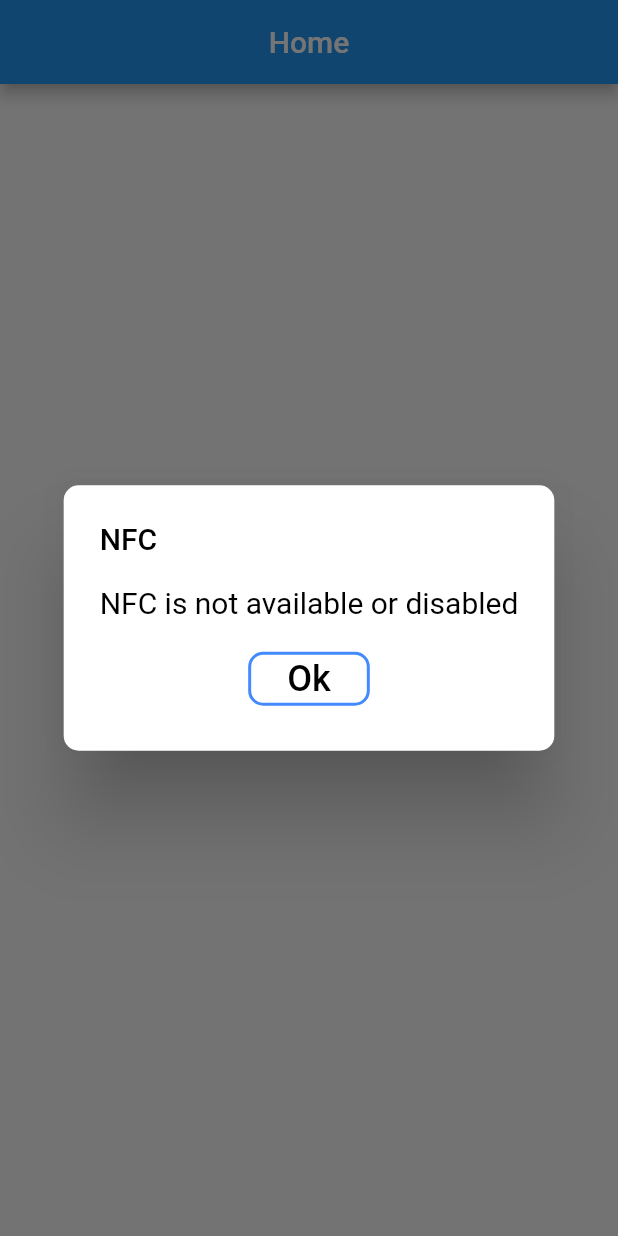
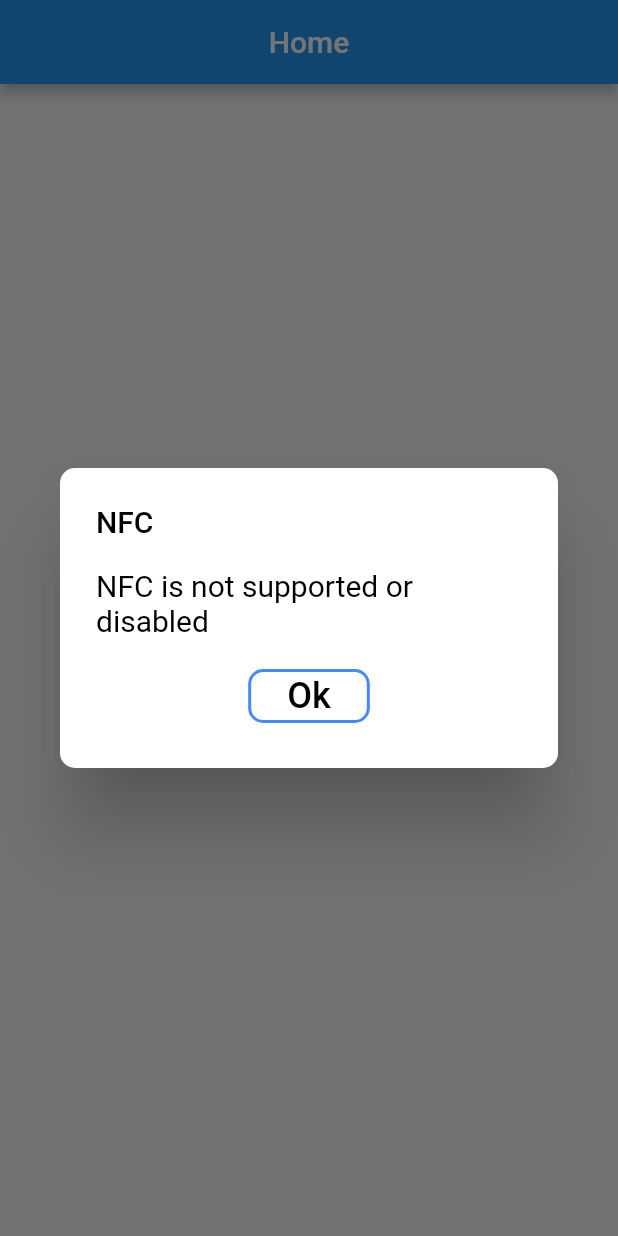
Before and after one commit to starfoxcom/NFC-Flutter, a Flutter app: the screen it shows after launch, after a tap on "Read NFC Tag", on a phone screen of 412 x 824 dp. Run offline on Flutter 3.47's test engine with Material 2 defaults, Android fonts, the phone set to English and light mode, and no system bars; our stand-ins replace auto_route, font_awesome_flutter; missing offline and left inert: flutter_nfc_kit.

Commit message:
Change from nfc_manager to flutter_nfc_kit pkg for better tag handling

```diff
--- a/nfc_flutter/lib/Utils/nfc_functions.dart
+++ b/nfc_flutter/lib/Utils/nfc_functions.dart
@@ -1,12 +1,15 @@
+import 'dart:async';
+
 import 'package:flutter/material.dart';
+import 'package:flutter_nfc_kit/flutter_nfc_kit.dart';
 import 'package:nfc_flutter/widgets/alertDialogComponent.dart';
-import 'package:nfc_manager/nfc_manager.dart';
 
-Future<bool> readNFC(BuildContext context) async {
+FutureOr readNFC(BuildContext context) async {
   // Check availability
-  bool isAvailable = await NfcManager.instance.isAvailable();
+  var isAvailable = await FlutterNfcKit.nfcAvailability;
+
   // On NFC functionality available or active
-  if (isAvailable) {
+  if (isAvailable == NFCAvailability.available) {
     // Pop in awaiting for NFC tag dialog
     showDialog(
         context: context,
@@ -20,28 +23,20 @@ Future<bool> readNFC(BuildContext context) async {
               descriptionText: 'Awaiting for NFC Tag',
               okButtonText: 'Cancel',
               onCancelCallback: () => null,
-              onOkCallback: () {
-                NfcManager.instance.stopSession();
+              onOkCallback: () async {
+                await FlutterNfcKit.finish();
                 Navigator.of(context).pop(true);
               },
             ));
+    try {
+      var tag = await FlutterNfcKit.poll();
+
       // Start Session
-    NfcManager.instance.startSession(
-      onDiscovered: (tag) async {
-        // Do something with an NfcTag instance.
-        Ndef? ndef = Ndef.from(tag);
-        String hexTag = '';
-        for (int item in ndef?.additionalData.values.first) {
-          hexTag += item.toRadixString(16).padLeft(2, '0').toUpperCase();
-        }
-        print(hexTag);
-        print(ndef?.cachedMessage);
-        if (ndef == null) {
-          print('Tag is not compatible with NDEF');
-          // Stop Session
-          NfcManager.instance.stopSession();
-          return;
-        }
+      // Pop out awaiting dialog and pop in found tag dialog
+      Navigator.of(context).pop(true);
+      await FlutterNfcKit.finish();
+      return tag;
+    } catch (e) {
       // Pop out awaiting dialog and pop in found tag dialog
       Navigator.of(context).pop(true);
       showDialog(
@@ -53,18 +48,15 @@ Future<bool> readNFC(BuildContext context) async {
                 okButtonBorderRadius: 10,
                 borderColor: Colors.transparent,
                 titleText: 'NFC',
-                  descriptionText: 'NFC Tag found',
+                descriptionText: 'NFC Tag not found (timeout)',
                 okButtonText: 'Ok',
                 onCancelCallback: () => null,
                 onOkCallback: () {
                   Navigator.of(context).pop(true);
                 },
               ));
-        // Stop Session
-        NfcManager.instance.stopSession();
-        return;
-      },
-    );
+      return null;
+    }
   } else {
     // Pop in NFC disabled dialog
     showDialog(
@@ -75,16 +67,15 @@ Future<bool> readNFC(BuildContext context) async {
               okButtonBorderRadius: 10,
               borderColor: Colors.transparent,
               titleText: 'NFC',
-              descriptionText: 'NFC is not available or disabled',
+              descriptionText: 'NFC is not supported or disabled',
               okButtonText: 'Ok',
               onCancelCallback: () => null,
               onOkCallback: () {
                 Navigator.of(context).pop(true);
               },
             ));
-    return false;
+    return null;
   }
-  return true;
 }
 
 Future<bool> writeNFC(BuildContext context, String data) async {
--- a/nfc_flutter/lib/views/home_view.dart
+++ b/nfc_flutter/lib/views/home_view.dart
@@ -1,5 +1,7 @@
+import 'package:flutter/animation.dart';
 import 'package:flutter/material.dart';
 import 'package:flutter/widgets.dart';
+import 'package:flutter_nfc_kit/flutter_nfc_kit.dart';
 import 'package:nfc_flutter/Utils/nfc_functions.dart';
 import 'package:nfc_flutter/widgets/actionButtonComponent.dart';
 
@@ -10,7 +12,10 @@ class HomeView extends StatefulWidget {
   _HomeViewState createState() => _HomeViewState();
 }
 
+Widget? nfcInfo = Container();
+
 class _HomeViewState extends State<HomeView> {
+  NFCTag? tag;
   @override
   Widget build(BuildContext context) {
     return Scaffold(
@@ -22,6 +27,36 @@ class _HomeViewState extends State<HomeView> {
         child: Column(
           mainAxisSize: MainAxisSize.min,
           children: [
+            AnimatedSwitcher(
+              switchInCurve: Curves.decelerate,
+              transitionBuilder: (Widget child, Animation<double> animation) =>
+                  ScaleTransition(child: child, scale: animation),
+              duration: Duration(
+                seconds: 1,
+              ),
+              child: tag == null
+                  ? nfcInfo
+                  : Card(
+                      child: Column(
+                        children: [
+                          Text(
+                            'Identifier',
+                            textScaleFactor: 2,
+                          ),
+                          Divider(
+                            indent: 10,
+                            endIndent: 10,
+                            thickness: 2,
+                            color: Colors.black,
+                          ),
+                          Text(
+                            '${tag?.id}',
+                            textScaleFactor: 1.5,
+                          ),
+                        ],
+                      ),
+                    ),
+            ),
             // Read NFC Tag button
             ActionButtonComponent(
                 elevation: 5,
@@ -29,10 +64,17 @@ class _HomeViewState extends State<HomeView> {
                 borderRadius: 10,
                 highlightColor: Colors.grey.shade300,
                 hoverColor: Colors.white,
-                onPressedCallback: () {
-                  readNFC(context);
+                onPressedCallback: () async {
+                  setState(() {
+                    tag = null;
+                  });
+                  var result = await readNFC(context);
+                  setState(() {
+                    tag = result;
+                  });
                 },
                 onLongPressedCallback: () {}),
+            // TODO Write NFC Tag button
             Text(
               'Write NFC Tag (WIP)',
             ),
--- a/nfc_flutter/pubspec.yaml
+++ b/nfc_flutter/pubspec.yaml
@@ -25,8 +25,8 @@ dependencies:
   cupertino_icons: ^1.0.2
   flutter:
     sdk: flutter
+  flutter_nfc_kit: ^3.0.0
   font_awesome_flutter: ^9.1.0
-  nfc_manager: ^3.1.0
 
 dev_dependencies:
   auto_route_generator: null
```
Also changed, not shown: nfc_flutter/pubspec.lock. Lines whose indentation alone changed are shown as unchanged.
